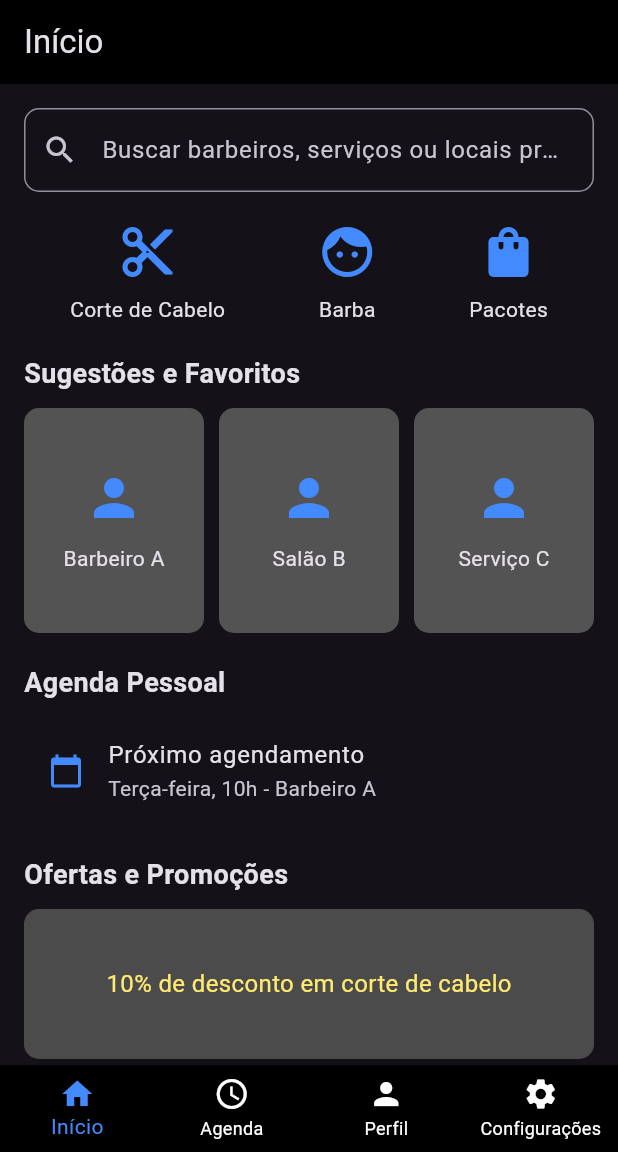
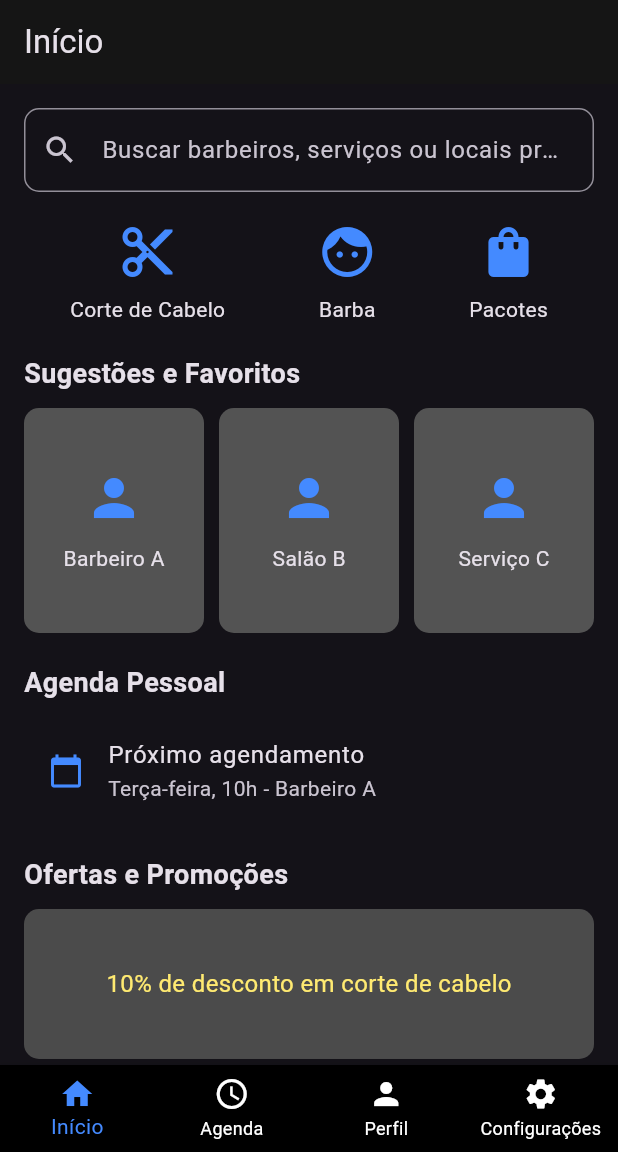
Before and after one commit to devgabe1/hairsector, a Flutter app: the screen it shows after launch, on a phone screen of 412 x 824 dp, the part 84-1236 px from its top. Run offline on Flutter 3.47's test engine with Material 3 defaults, Android fonts, the phone set to English and light mode, and no system bars.

Commit message:
background color fix

```diff
--- a/hairsector/lib/pages/home_page.dart
+++ b/hairsector/lib/pages/home_page.dart
@@ -6,7 +6,7 @@ class HomePage extends StatelessWidget {
     return Scaffold(
       appBar: AppBar(
         title: const Text("Início"),
-        backgroundColor: Colors.black, // Personalize conforme necessário
+        backgroundColor: const Color.fromARGB(255, 21, 21, 21),
       ),
       body: SingleChildScrollView(
         padding: const EdgeInsets.all(16.0),
--- a/hairsector/lib/pages/profile_page.dart
+++ b/hairsector/lib/pages/profile_page.dart
@@ -8,7 +8,7 @@ class ProfilePage extends StatelessWidget {
     return Scaffold(
       appBar: AppBar(
         title: const Text('Perfil'),
-        backgroundColor: Colors.black,
+        backgroundColor: const Color.fromARGB(255, 21, 21, 21),
       ),
       body: ListView(
         padding: const EdgeInsets.all(16.0),
--- a/hairsector/lib/pages/schedule_page.dart
+++ b/hairsector/lib/pages/schedule_page.dart
@@ -8,7 +8,7 @@ class SchedulePage extends StatelessWidget {
     return Scaffold(
       appBar: AppBar(
         title: const Text('Agenda'),
-        backgroundColor: Colors.black,
+        backgroundColor: const Color.fromARGB(255, 21, 21, 21),
       ),
       body: Padding(
         padding: const EdgeInsets.all(16.0),
--- a/hairsector/lib/pages/settings_page.dart
+++ b/hairsector/lib/pages/settings_page.dart
@@ -8,7 +8,7 @@ class SettingsPage extends StatelessWidget {
     return Scaffold(
       appBar: AppBar(
         title: const Text('Configurações'),
-        backgroundColor: Colors.black,
+        backgroundColor: const Color.fromARGB(255, 21, 21, 21),
       ),
       body: ListView(
         padding: const EdgeInsets.all(16.0),
```
